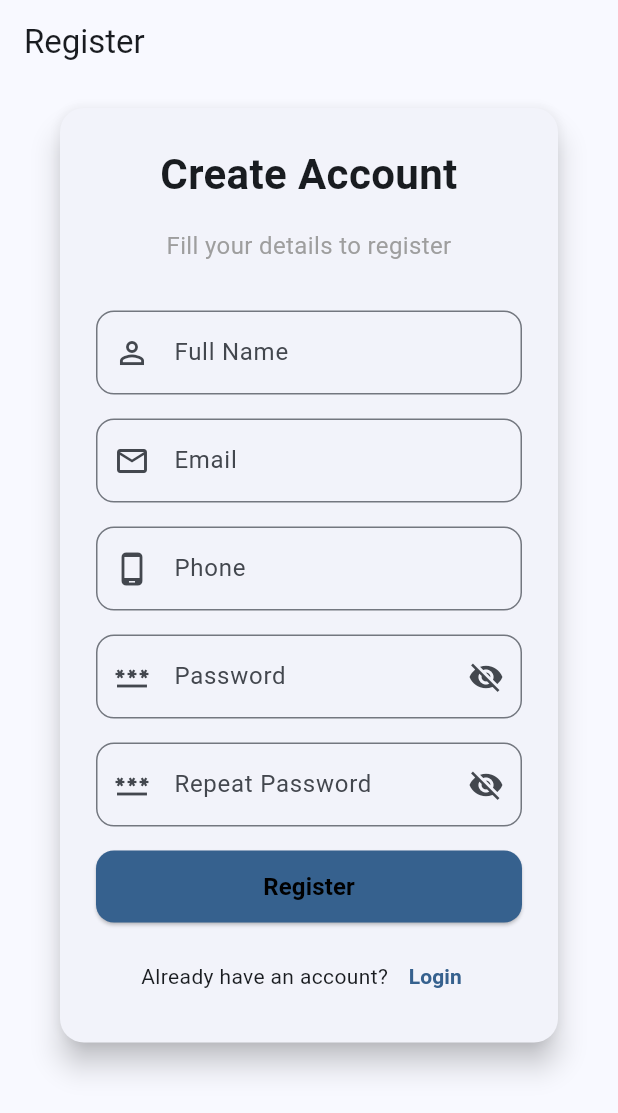
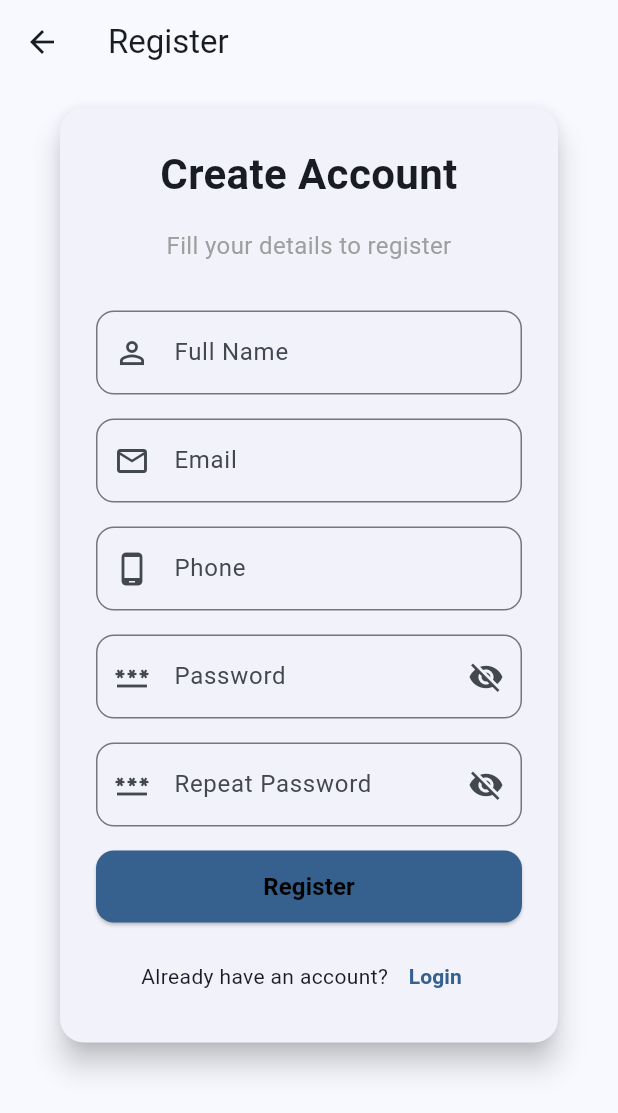
Before and after one commit to GhazyFarid/flutter_starter_project, a Flutter app: the RegisterScreen screen opened by its route, on a phone screen of 412 x 824 dp. Shown: the top 1113 px of the screen. Run offline on Flutter 3.47's test engine with Material 3 defaults, Android fonts, the phone set to English and light mode, and no system bars; our stand-ins replace flutter_riverpod, go_router.

```diff
--- a/lib/screens/register/register_screen.dart
+++ b/lib/screens/register/register_screen.dart
@@ -1,5 +1,6 @@
 import 'package:flutter/material.dart';
 import 'package:flutter_starter_project/screens/register/register_form.dart';
+import 'package:go_router/go_router.dart';
 
 class RegisterScreen extends StatelessWidget {
   const RegisterScreen({super.key});
@@ -7,7 +8,13 @@ class RegisterScreen extends StatelessWidget {
   @override
   Widget build(BuildContext context) {
     return Scaffold(
-      appBar: AppBar(title: const Text('Register')),
+      appBar: AppBar(
+        title: const Text('Register'),
+        leading: IconButton(
+          onPressed: () => context.go('/'),
+          icon: const Icon(Icons.arrow_back),
+        ),
+      ),
       body: const Padding(padding: EdgeInsets.all(16.0), child: RegisterForm()),
     );
   }
```
Also changed, not shown: lib/screens/login/login_screen.dart (+8 -1 lines).
